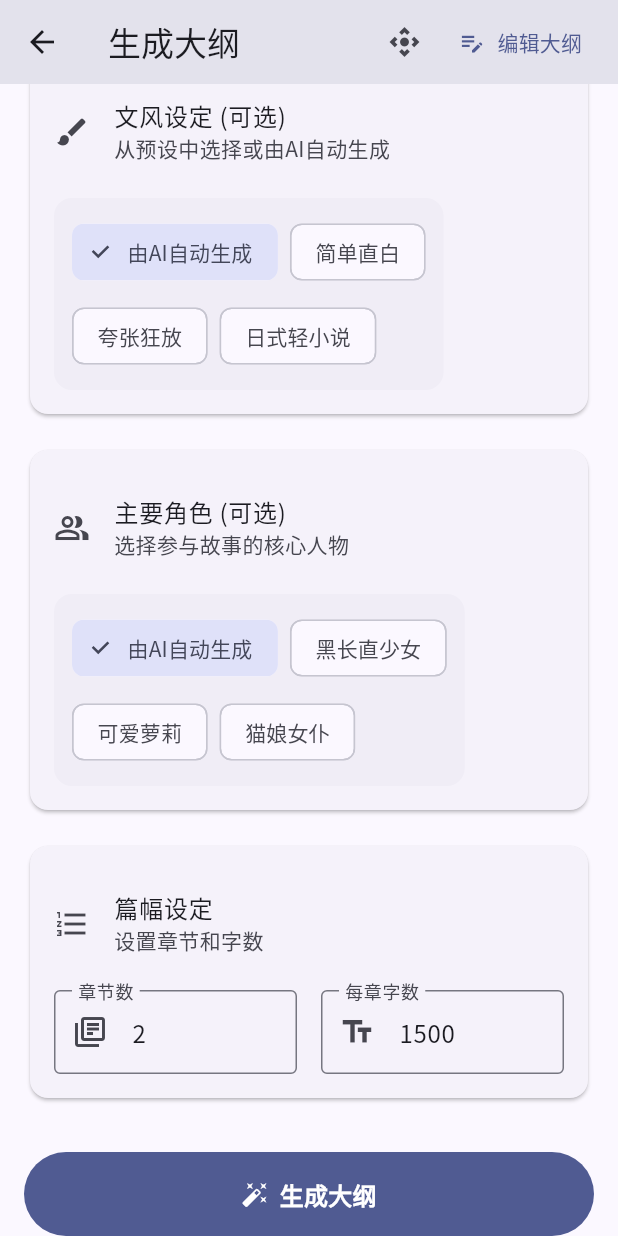
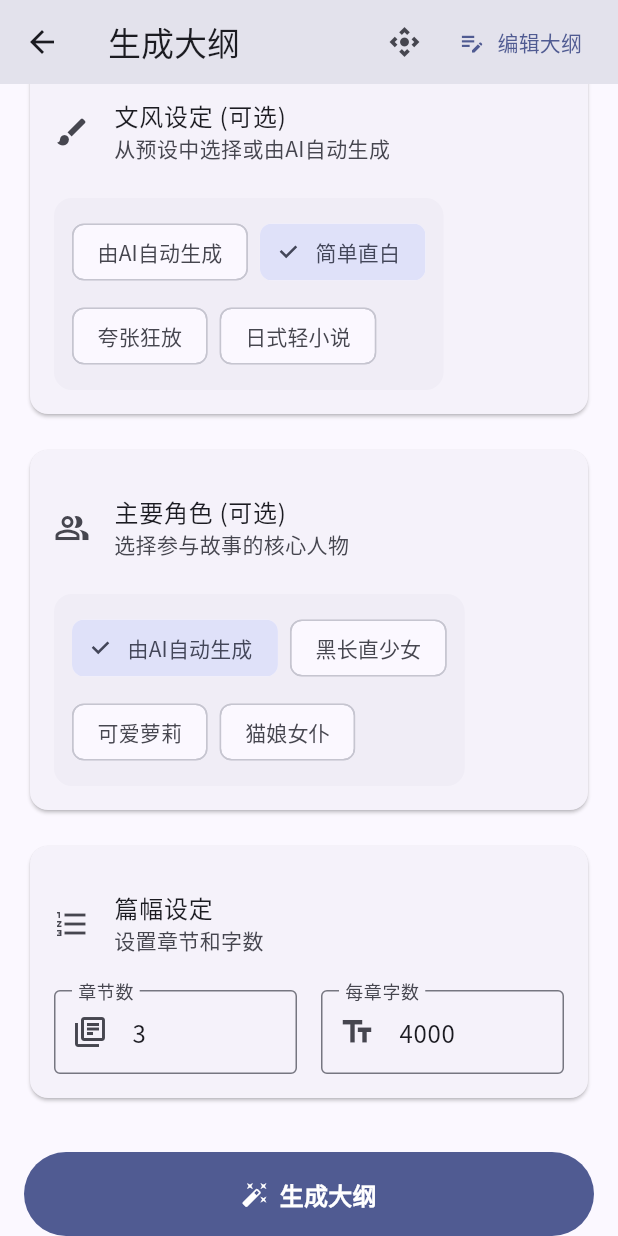
Before and after one commit to NEKOparapa/ReaDreamAI, a Flutter app: the AiGenerateOutlinePage screen opened directly, scrolled down 576 dp, on a phone screen of 412 x 824 dp. Run offline on Flutter 3.47's test engine with Material 3 defaults, Android fonts, the phone set to English and light mode, and no system bars; our stand-ins replace file_picker, pool, video_player; missing offline and left inert: desktop_drop, screen_retriever, tiktoken, window_manager; statements that could not run were skipped.

Commit message:
优化细节

```diff
--- a/lib/base/default_configs.dart
+++ b/lib/base/default_configs.dart
@@ -72,8 +72,8 @@ const Map<String, dynamic> appDefaultConfigs = {
 
   // --- AI小说创作 ---
   'ai_novel_creation_prompt': '少年遇见少女的开篇故事', // 创作提示词
-  'ai_novel_creation_chapter_count': 2, // 章节数
-  'ai_novel_creation_words_per_chapter': 1500, // 每章字数
+  'ai_novel_creation_chapter_count': 3, // 章节数
+  'ai_novel_creation_words_per_chapter': 4000, // 每章字数
   'ai_novel_creation_title': '艾瑞多之心', // 小说标题
   // 背景设定预设内容
   'ai_novel_creation_background_setting': '在一个名为“艾瑞多”的奇幻世界，魔法与科技交织共存。古老的巨龙沉睡在浮空山脉之上，而地面的城市则充满了蒸汽驱动的机械和闪烁的霓虹灯。各个种族——精灵、矮人、人类和兽人——在脆弱的和平中维持着微妙的平衡。',
@@ -145,7 +145,7 @@ const Map<String, dynamic> appDefaultConfigs = {
       'isSystemPreset': true,
     },
   ],
-  'active_writing_style_card_id': null,
+  'active_writing_style_card_id': 'system_blunt_style',
 
   // --- 绘图标签设置 ---
   // 绘画风格
--- a/lib/services/task_executor/novel_generator_service.dart
+++ b/lib/services/task_executor/novel_generator_service.dart
@@ -202,7 +202,7 @@ $presetPrompts
 
     LogService.instance.info('[小说生成服务] 开始生成第 ${chapterIndex + 1} 章内容...');
 
-    final segmentCount = max(1, (wordsPerChapter / 1200).ceil());
+    final segmentCount = max(1, (wordsPerChapter / 1500).ceil());
     LogService.instance.info('第 ${chapterIndex + 1} 章目标字数 $wordsPerChapter, 将分为 $segmentCount 段生成。');
 
     onProgress?.call('规划章节结构 (共 $segmentCount 段)...', 0.0); // 传递初始进度
```
Also changed, not shown: lib/ui/reader/book_reader.dart (+64 -22 lines).
